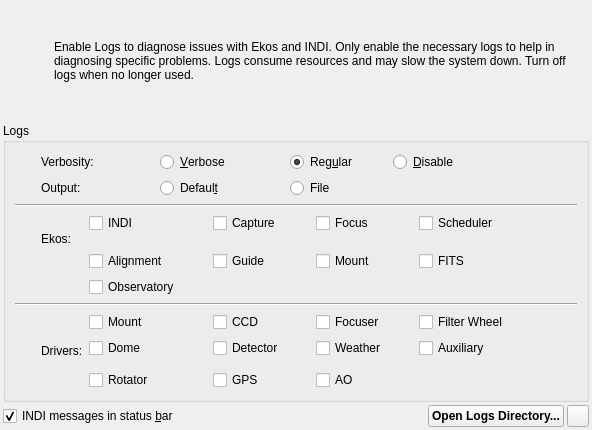
Above: kstars/ekos/auxiliary/opslogs.ui from KDE/kstars before the change. Below: the same form after it.
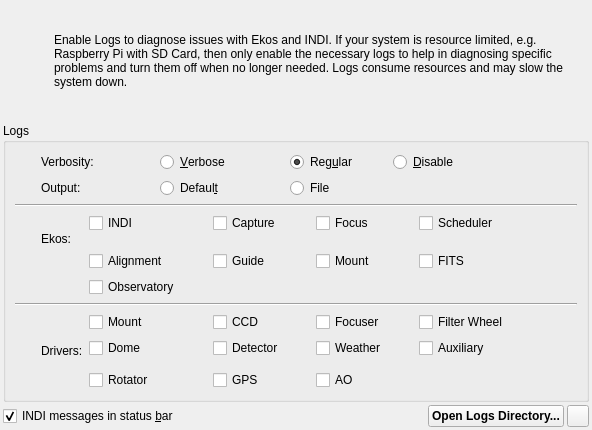
That is the form after the change. Icons and pictures are not drawn.

Commit message: Reword the warning at the top of the logs menu.

What changed in the file:
```diff
--- a/kstars/ekos/auxiliary/opslogs.ui
+++ b/kstars/ekos/auxiliary/opslogs.ui
@@ -56,7 +56,7 @@
      <item>
       <widget class="QLabel" name="label_2">
        <property name="text">
-        <string>&lt;html&gt;&lt;head/&gt;&lt;body&gt;&lt;p&gt;Enable Logs to diagnose issues with Ekos and INDI. Only enable the necessary logs to help in diagnosing specific problems. Logs consume resources and may slow the system down. Turn off logs when no longer used.&lt;/p&gt;&lt;/body&gt;&lt;/html&gt;</string>
+        <string>&lt;html&gt;&lt;head/&gt;&lt;body&gt;&lt;p&gt;Enable Logs to diagnose issues with Ekos and INDI. If your system is resource limited, e.g. Raspberry Pi with SD Card, then only enable the necessary logs to help in diagnosing specific problems and turn them off when no longer needed. Logs consume resources and may slow the system down.&lt;/p&gt;&lt;/body&gt;&lt;/html&gt;</string>
        </property>
        <property name="wordWrap">
         <bool>true</bool>
```
